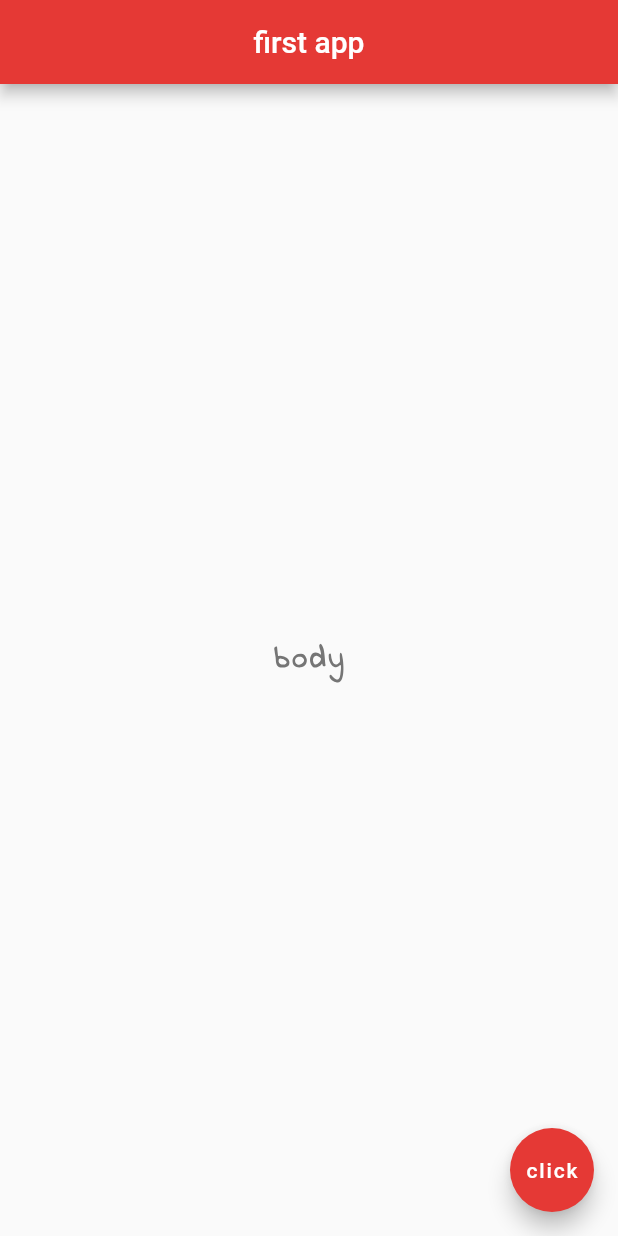
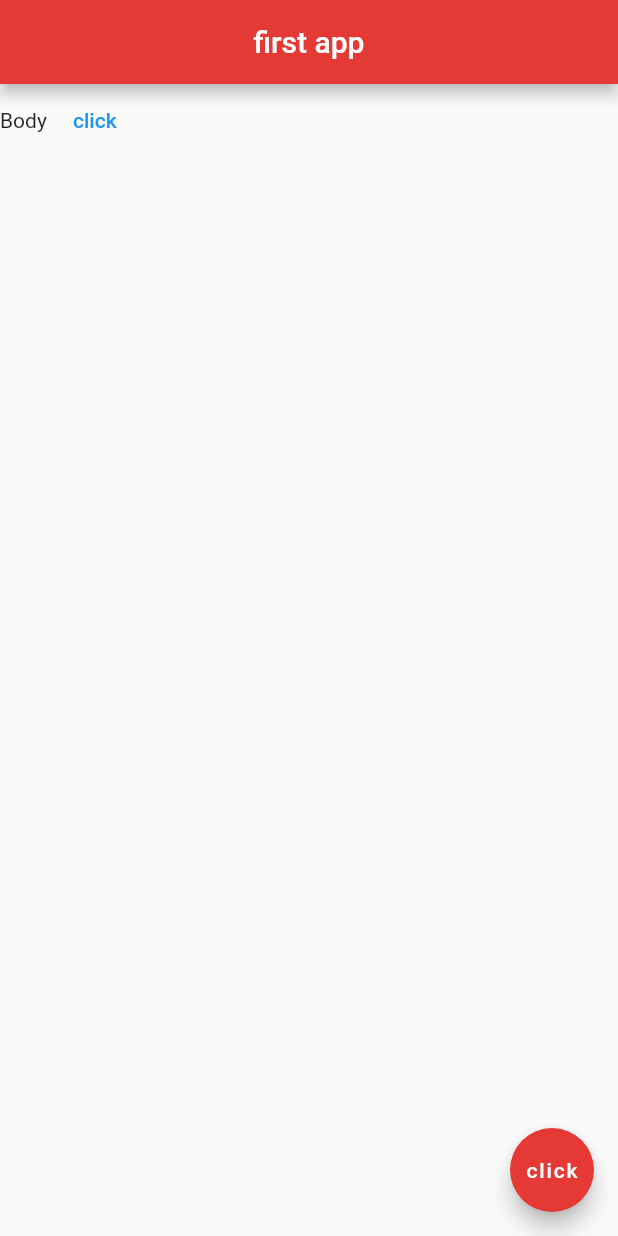
Before and after one commit to Tenjin0/flutter-first-app, a Flutter app: the screen it shows after launch, on a phone screen of 412 x 824 dp. Run offline on Flutter 3.47's test engine with Material 2 defaults, Android fonts, the phone set to English and light mode, and no system bars.

Commit message:
feature/row: WIP

```diff
--- a/lib/main.dart
+++ b/lib/main.dart
@@ -14,17 +14,11 @@ class Home extends StatelessWidget {
         actions: [],
         backgroundColor: Colors.red[600],
       ),
-      body: Center(
-        child: Text(
-          "body",
-          style: TextStyle(
-            fontSize: 20.0,
-            fontWeight: FontWeight.bold,
-            letterSpacing: 2.0,
-            color: Colors.grey[600],
-            fontFamily: 'IndieFlower',
-          ),
-        ),
+      body: Row(
+        children: [
+          Text('Body'),
+          TextButton(onPressed: () {}, child: Text('click'))
+        ],
       ),
       floatingActionButton: FloatingActionButton(
         onPressed: () {},
```
